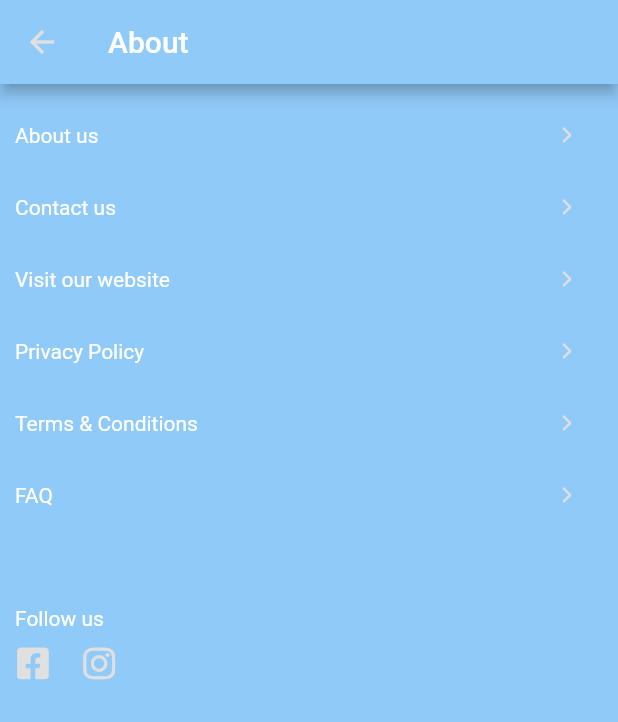
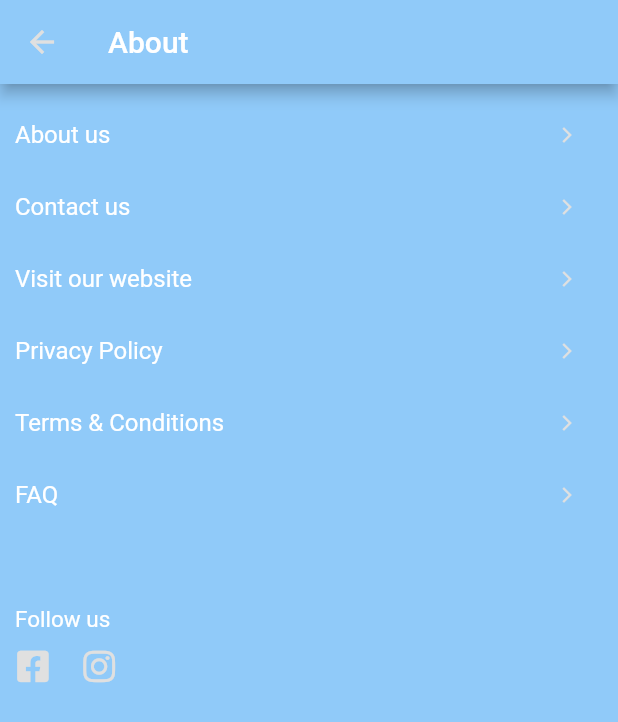
Before and after one commit to aimanuslim/Gas2Go, a Flutter app: the ProfileTabAboutUs screen opened directly, on a phone screen of 412 x 824 dp. Shown: the top 722 px of the screen. Run offline on Flutter 3.47's test engine with Material 2 defaults, Android fonts, the phone set to English and light mode, and no system bars; our stand-ins replace font_awesome_flutter, intro_slider, share.

Commit message:
updated font sizes in 'profile tab

```diff
--- a/lib/customer_screens.dart
+++ b/lib/customer_screens.dart
@@ -1523,6 +1523,7 @@ class ProfileTab extends StatelessWidget {
                     "Invite Friends",
                     style: new TextStyle(
                       color: Colors.white,
+                      fontSize: 16.0,
                     ),
                   ),
                 ),
@@ -1547,7 +1548,10 @@ class ProfileTab extends StatelessWidget {
                 Expanded(
                   child: new Text(
                     "Redemption Code",
-                    style: new TextStyle(color: Colors.white),
+                    style: new TextStyle(
+                      color: Colors.white,
+                      fontSize: 16.0,
+                    ),
                   ),
                 ),
                 new IconButton(
@@ -1587,7 +1591,10 @@ class ProfileTab extends StatelessWidget {
                 Expanded(
                   child: new Text(
                     "About",
-                    style: new TextStyle(color: Colors.white),
+                    style: new TextStyle(
+                      color: Colors.white,
+                      fontSize: 16.0,
+                    ),
                   ),
                 ),
                 new IconButton(
@@ -2029,6 +2036,7 @@ class ProfileTabAboutUs extends StatelessWidget {
                       "About us",
                       style: new TextStyle(
                         color: Colors.white,
+                        fontSize: 16.0,
                       ),
                     ),
                   ),
@@ -2077,7 +2085,10 @@ class ProfileTabAboutUs extends StatelessWidget {
                   Expanded(
                     child: new Text(
                       "Contact us",
-                      style: new TextStyle(color: Colors.white),
+                      style: new TextStyle(
+                        color: Colors.white,
+                        fontSize: 16.0,
+                      ),
                     ),
                   ),
                   new IconButton(
@@ -2104,7 +2115,10 @@ class ProfileTabAboutUs extends StatelessWidget {
                   Expanded(
                     child: new Text(
                       "Visit our website",
-                      style: new TextStyle(color: Colors.white),
+                      style: new TextStyle(
+                        color: Colors.white,
+                        fontSize: 16.0,
+                      ),
                     ),
                   ),
                   new IconButton(
@@ -2146,7 +2160,10 @@ class ProfileTabAboutUs extends StatelessWidget {
                   Expanded(
                     child: new Text(
                       "Privacy Policy",
-                      style: new TextStyle(color: Colors.white),
+                      style: new TextStyle(
+                        color: Colors.white,
+                        fontSize: 16.0,
+                      ),
                     ),
                   ),
                   new IconButton(
@@ -2209,7 +2226,10 @@ class ProfileTabAboutUs extends StatelessWidget {
                   Expanded(
                     child: new Text(
                       "Terms & Conditions",
-                      style: new TextStyle(color: Colors.white),
+                      style: new TextStyle(
+                        color: Colors.white,
+                        fontSize: 16.0,
+                      ),
                     ),
                   ),
                   new IconButton(
@@ -2272,7 +2292,10 @@ class ProfileTabAboutUs extends StatelessWidget {
                   Expanded(
                     child: new Text(
                       "FAQ",
-                      style: new TextStyle(color: Colors.white),
+                      style: new TextStyle(
+                        color: Colors.white,
+                        fontSize: 16.0,
+                      ),
                     ),
                   ),
                   new IconButton(
@@ -2316,7 +2339,10 @@ class ProfileTabAboutUs extends StatelessWidget {
               children: <Widget>[
                 new Text(
                   "Follow us",
-                  style: new TextStyle(color: Colors.white),
+                  style: new TextStyle(
+                    color: Colors.white,
+                    fontSize: 15.0,
+                  ),
                 ),
                 Padding(
                   padding: const EdgeInsets.only(top: 10.0),
```
